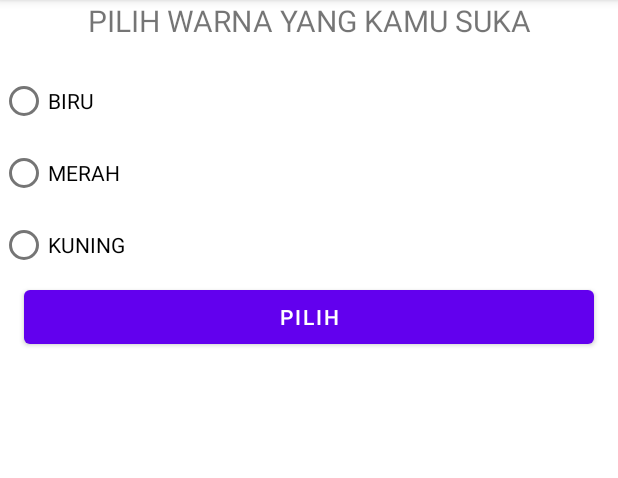
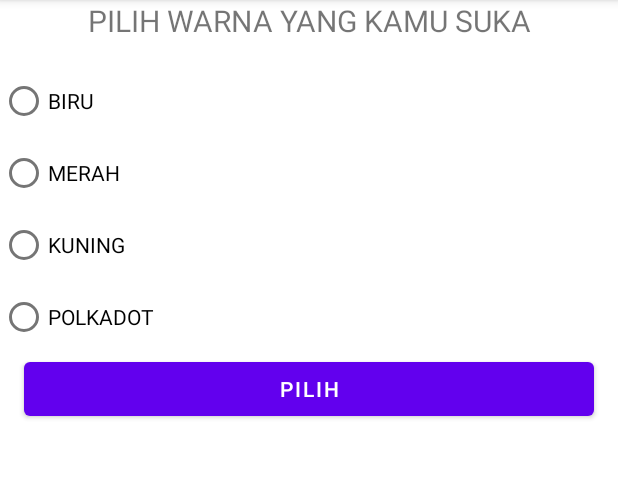
Before and after one commit to alvin1998/LatihanInten, an Android app: the MoveForResultActivity screen opened directly, with no data from a screen before it, on a phone screen of 412 x 824 dp, the part 84-562 px from its top. Run offline under Robolectric (Android 15) with nearby library versions, the phone set to English and light mode, and no system bars.

Commit message:
Praktikum 7

```diff
--- a/app/src/main/res/layout/activity_move_for_result.xml
+++ b/app/src/main/res/layout/activity_move_for_result.xml
@@ -40,6 +40,11 @@
             android:layout_width="match_parent"
             android:layout_height="wrap_content"
             android:text="@string/_yellow" />
+        <RadioButton
+            android:id="@+id/rb_polkadot"
+            android:layout_width="match_parent"
+            android:layout_height="wrap_content"
+            android:text="@string/_polkadot" />
     </RadioGroup>
 
     <Button
--- a/app/src/main/res/values/strings.xml
+++ b/app/src/main/res/values/strings.xml
@@ -9,6 +9,7 @@
     <string name="_blue">BIRU</string>
     <string name="_yellow">KUNING</string>
     <string name="_red">MERAH</string>
+    <string name="_polkadot">POLKADOT</string>
     <string name="choose">PILIH</string>
     <string name="data_recevied">DATA DI TERIMA</string>
     <string name="this_ismove_activity">INI PINDAH AKTIVITI</string>
```
